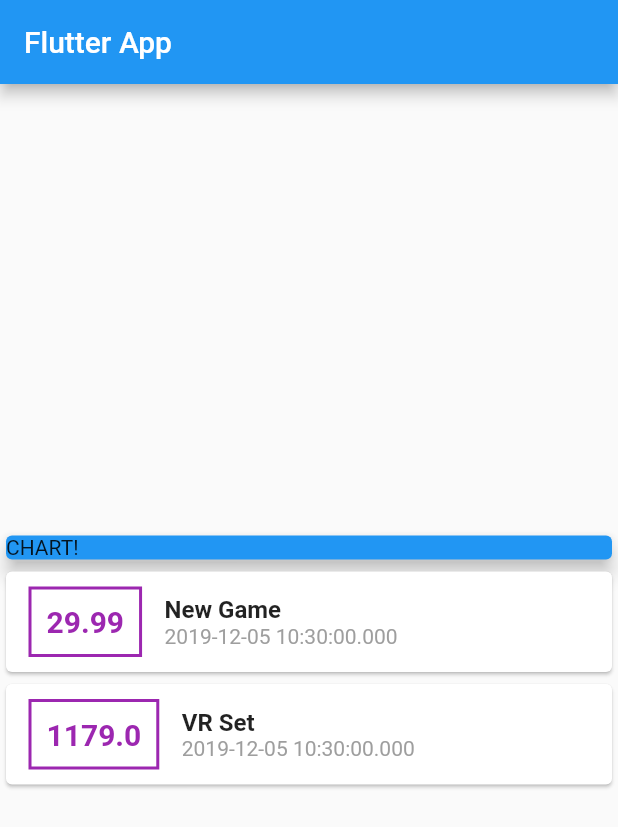
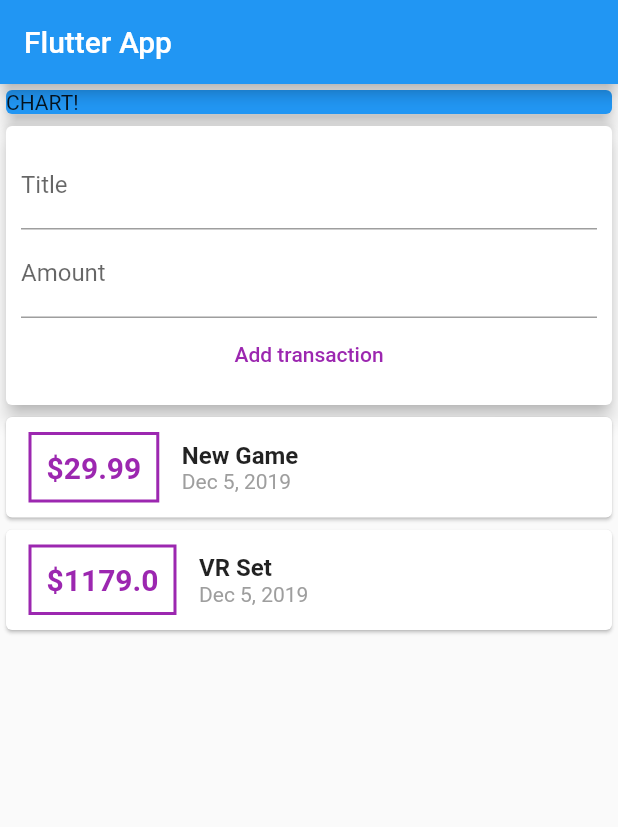
Before and after one commit to lkochniss/udemy_personal_expense, a Flutter app: the screen it shows after launch, on a phone screen of 412 x 824 dp. Shown: the top 827 px of the screen. Run offline on Flutter 3.47's test engine with Material 2 defaults, Android fonts, the phone set to English and light mode, and no system bars.

Commit message:
end of lesson 83

```diff
--- a/lib/main.dart
+++ b/lib/main.dart
@@ -1,4 +1,7 @@
+import 'dart:developer';
+
 import 'package:flutter/material.dart';
+import 'package:intl/intl.dart';
 import './transaction.dart';
 
 void main() => runApp(MyApp());
@@ -21,6 +24,11 @@ class MyHomePage extends StatelessWidget {
         id: 't2', title: 'VR Set', amount: 1179.00, date: DateTime.now()),
   ];
 
+  //String titleInput;
+  //String amountInput;
+  final titleController = TextEditingController();
+  final amountController = TextEditingController();
+
   @override
   Widget build(BuildContext context) {
     return Scaffold(
@@ -28,8 +36,8 @@ class MyHomePage extends StatelessWidget {
         title: Text('Flutter App'),
       ),
       body: Column(
+          mainAxisAlignment: MainAxisAlignment.start,
           crossAxisAlignment: CrossAxisAlignment.stretch,
-          mainAxisAlignment: MainAxisAlignment.center,
           children: <Widget>[
             Container(
               width: double.infinity,
@@ -37,6 +45,38 @@ class MyHomePage extends StatelessWidget {
                 color: Colors.blue,
                 child: Text('CHART!'),
                 elevation: 5,
+              ),
+            ),
+            Card(
+              elevation: 5,
+              child: Container(
+                padding: EdgeInsets.all(10),
+                child: Column(
+                  children: <Widget>[
+                    TextField(
+                      decoration: InputDecoration(labelText: 'Title'),
+                      //onChanged: (title) {
+                      //  titleInput = title;
+                      //},
+                      controller: titleController,
+                    ),
+                    TextField(
+                      decoration: InputDecoration(labelText: 'Amount'),
+                      //onChanged: (amount) {
+                      //  amountInput = amount;
+                      //},
+                      controller: amountController,
+                    ),
+                    FlatButton(
+                      child: Text('Add transaction'),
+                      onPressed: () {
+                        print(titleController.text);
+                        print(amountController.text);
+                      },
+                      textColor: Colors.purple,
+                    )
+                  ],
+                ),
               ),
             ),
             Column(
@@ -50,7 +90,7 @@ class MyHomePage extends StatelessWidget {
                         margin:
                             EdgeInsets.symmetric(vertical: 10, horizontal: 15),
                         padding: EdgeInsets.all(10),
-                        child: Text(transaction.amount.toString(),
+                        child: Text('\$${transaction.amount}',
                             style: TextStyle(
                                 fontWeight: FontWeight.bold,
                                 fontSize: 20,
@@ -65,7 +105,7 @@ class MyHomePage extends StatelessWidget {
                                 fontWeight: FontWeight.bold, fontSize: 16),
                           ),
                           Text(
-                            transaction.date.toString(),
+                            DateFormat.yMMMd().format(transaction.date),
                             style: TextStyle(color: Colors.grey),
                           )
                         ],
--- a/pubspec.yaml
+++ b/pubspec.yaml
@@ -19,6 +19,7 @@ environment:
 dependencies:
   flutter:
     sdk: flutter
+  intl: ^0.15.8
 
   # The following adds the Cupertino Icons font to your application.
   # Use with the CupertinoIcons class for iOS style icons.
```
Also changed, not shown: pubspec.lock.
